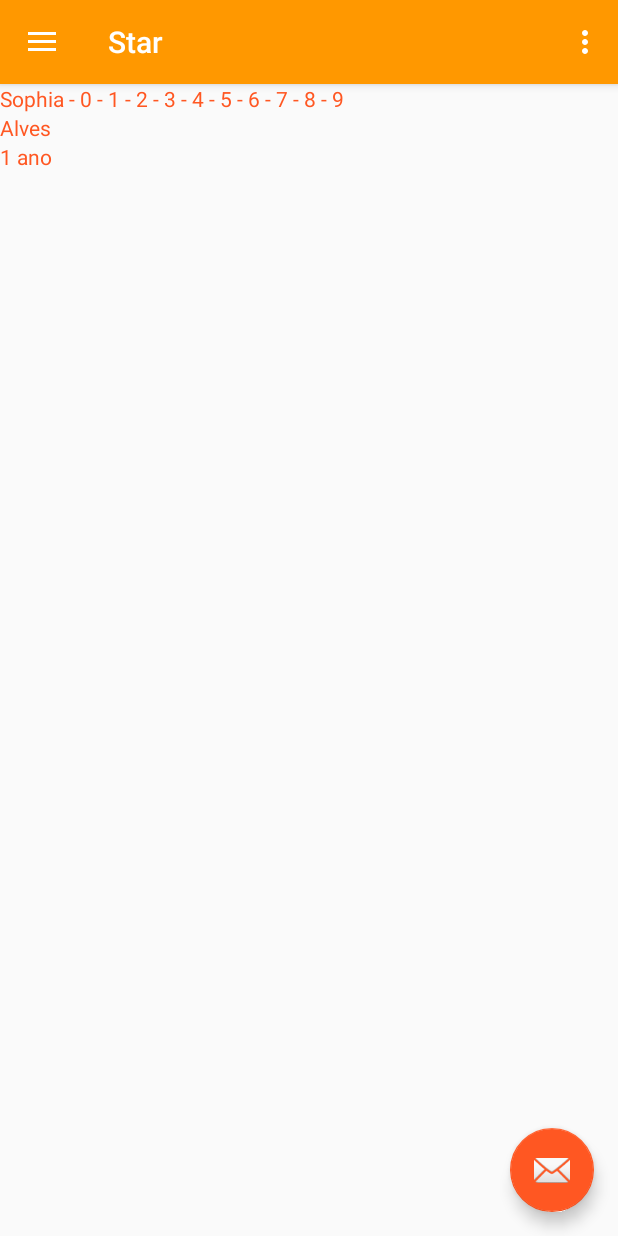
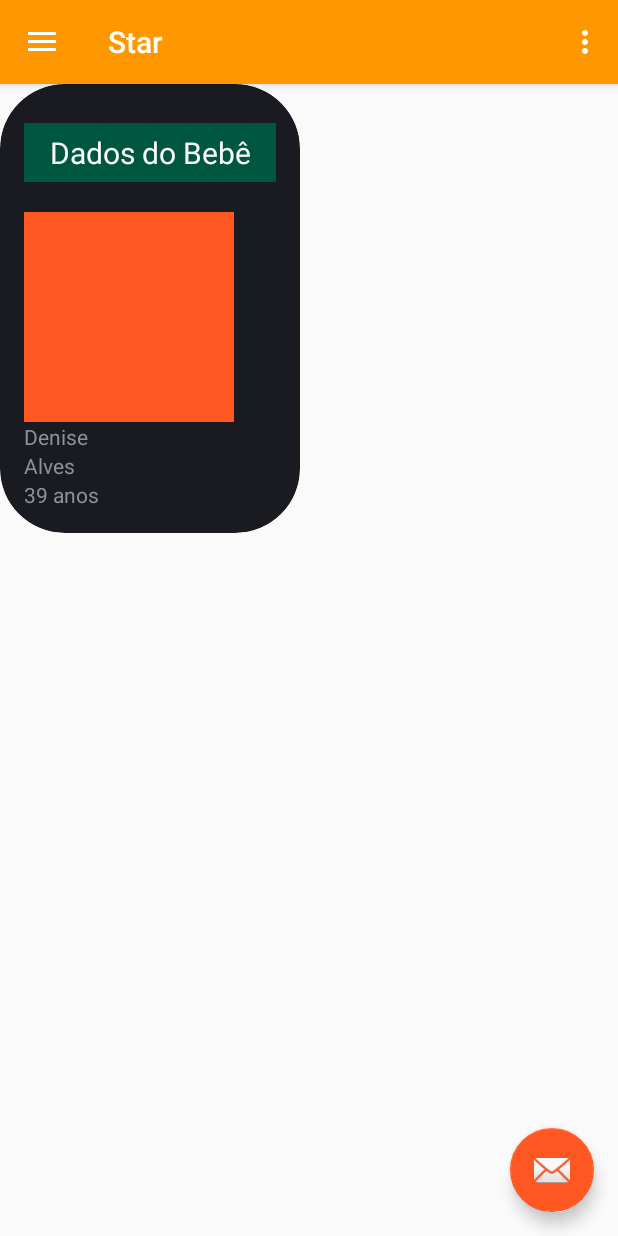
Before and after one commit to cledsonAlves/sophia, an Android app: the screen it shows after launch (MainActivity), on a phone screen of 412 x 824 dp. Run offline under Robolectric (Android 15) with nearby library versions, the phone set to English and light mode, and no system bars.

Commit message:
incluido cardView

```diff
--- a/app/build.gradle
+++ b/app/build.gradle
@@ -29,4 +29,5 @@ dependencies {
     compile 'com.android.support.constraint:constraint-layout:1.0.0-alpha7'
     testCompile 'junit:junit:4.12'
     compile 'com.android.support:recyclerview-v7:26.0.0-alpha1'
+    compile 'com.android.support:cardview-v7:26.0.0-alpha1'
 }
--- a/app/src/main/java/sophia/br/com/star/MainActivity.java
+++ b/app/src/main/java/sophia/br/com/star/MainActivity.java
@@ -64,7 +64,13 @@ public class MainActivity extends AppCompatActivity
         p.setIdade("1 ano");
         p.setSobrenome("Alves");
 
+        Pessoa p2 = new Pessoa();
+        p2.setNome("Denise ");
+        p2.setSobrenome("Alves");
+        p2.setIdade("39 anos");
+
         List<Pessoa> lista = new ArrayList<Pessoa>();
+        lista.add(p2);
 
         for (int i =0; i < 10; i++){
             p.setNome(p.getNome()+" - "+ i);
@@ -73,11 +79,6 @@ public class MainActivity extends AppCompatActivity
 
         mAdapter = new ListaAdapter(getApplicationContext(), lista);
        rv.setAdapter(mAdapter);
-
-
-
-
-
 
     }
 
--- a/app/src/main/res/layout/content_main.xml
+++ b/app/src/main/res/layout/content_main.xml
@@ -12,7 +12,9 @@
     <android.support.v7.widget.RecyclerView
         android:id="@+id/rv"
         android:scrollbars="vertical"
-        android:layout_width="match_parent"
-        android:layout_height="match_parent"/>
+        android:layout_width="368dp"
+        android:layout_height="495dp"
+        tools:layout_editor_absoluteY="8dp"
+        tools:layout_editor_absoluteX="8dp" />
 
 </android.support.constraint.ConstraintLayout>
--- /dev/null
+++ b/app/src/main/res/layout/dados_bebe.xml
@@ -0,0 +1,78 @@
+<?xml version="1.0" encoding="utf-8"?>
+<ScrollView xmlns:android="http://schemas.android.com/apk/res/android"
+    xmlns:app="http://schemas.android.com/apk/res-auto"
+    xmlns:tools="http://schemas.android.com/tools"
+    android:layout_width="match_parent"
+    android:layout_height="match_parent"
+    android:fillViewport="true">
+
+    <!-- A CardView that contains a TextView -->
+    <android.support.v7.widget.CardView xmlns:card_view="http://schemas.android.com/apk/res-auto"
+        android:id="@+id/card_view"
+        android:layout_width="200dp"
+        android:layout_height="80dp"
+        android:layout_gravity="center"
+        card_view:cardCornerRadius="43dp">
+
+        <RelativeLayout
+            android:id="@+id/activity_main"
+            android:layout_width="match_parent"
+            android:layout_height="wrap_content"
+            android:paddingBottom="@dimen/activity_vertical_margin"
+            android:paddingLeft="@dimen/activity_horizontal_margin"
+            android:paddingRight="@dimen/activity_horizontal_margin"
+            android:paddingTop="@dimen/activity_vertical_margin">
+
+
+            <TextView
+                android:id="@+id/sub_title_1"
+                android:layout_width="match_parent"
+                android:layout_height="wrap_content"
+                android:layout_marginBottom="10dp"
+                android:layout_marginTop="10dp"
+                android:background="#005740"
+                android:gravity="center"
+                android:padding="6dp"
+                android:text="Dados do Bebê"
+                android:textColor="#f9f9f9"
+                android:textSize="20sp" />
+
+            <ImageView
+                android:id="@+id/iv_profile"
+                android:layout_width="140dp"
+                android:layout_height="140dp"
+                android:layout_below="@+id/sub_title_1"
+                android:layout_marginTop="10dp"
+                android:background="@color/colorAccent"
+                android:contentDescription="Image de perfil"
+                app:srcCompat="@drawable/ic_face" />
+
+            <TextView
+                android:id="@+id/nome"
+                android:layout_width="wrap_content"
+                android:layout_height="wrap_content"
+                android:layout_alignStart="@+id/iv_profile"
+                android:layout_below="@+id/iv_profile"
+                android:text="Sophia Alves Camargo"
+                />
+
+            <TextView
+                android:id="@+id/sobrenome"
+                android:layout_width="wrap_content"
+                android:layout_height="wrap_content"
+                android:layout_below="@id/nome"
+                android:text="Peso : 3.5 kg"
+
+                />
+
+            <TextView
+                android:id="@+id/idade"
+                android:layout_width="wrap_content"
+                android:layout_height="wrap_content"
+                android:layout_below="@id/sobrenome"
+                android:text="Idade : 3 meses"/>
+
+        </RelativeLayout>
+
+    </android.support.v7.widget.CardView>
+</ScrollView>
--- a/app/src/main/res/layout/item_lista.xml
+++ b/app/src/main/res/layout/item_lista.xml
@@ -3,25 +3,13 @@
     android:orientation="vertical" android:layout_width="match_parent"
     android:layout_height="match_parent">
 
-    <TextView
-        android:id="@+id/nome"
+
+    <include
+        layout="@layout/dados_bebe"
         android:layout_width="wrap_content"
-        android:textColor="@color/colorAccent"
-        android:layout_height="wrap_content"
-        android:text="Sophia"/>
+        android:layout_height="wrap_content" />
 
-    <TextView
-        android:id="@+id/sobrenome"
-        android:layout_width="wrap_content"
-        android:textColor="@color/colorAccent"
-        android:layout_height="wrap_content"
-        android:text="Alves"/>
 
-    <TextView
-        android:id="@+id/idade"
-        android:layout_width="wrap_content"
-        android:textColor="@color/colorAccent"
-        android:layout_height="wrap_content"
-        android:text="1 ano"/>
+
 
 </LinearLayout>
--- a/app/src/main/res/layout/nav_header_main.xml
+++ b/app/src/main/res/layout/nav_header_main.xml
@@ -14,7 +14,7 @@
     android:weightSum="1">
 
     <ImageView
-        android:id="@+id/imageView"
+        android:id="@+id/imageView2"
         android:layout_width="52dp"
         android:layout_height="wrap_content"
         android:src="@drawable/ic_account_circle_black_24dp"
```
Also changed, not shown: app/src/main/res/drawable/ic_face.png (added).
